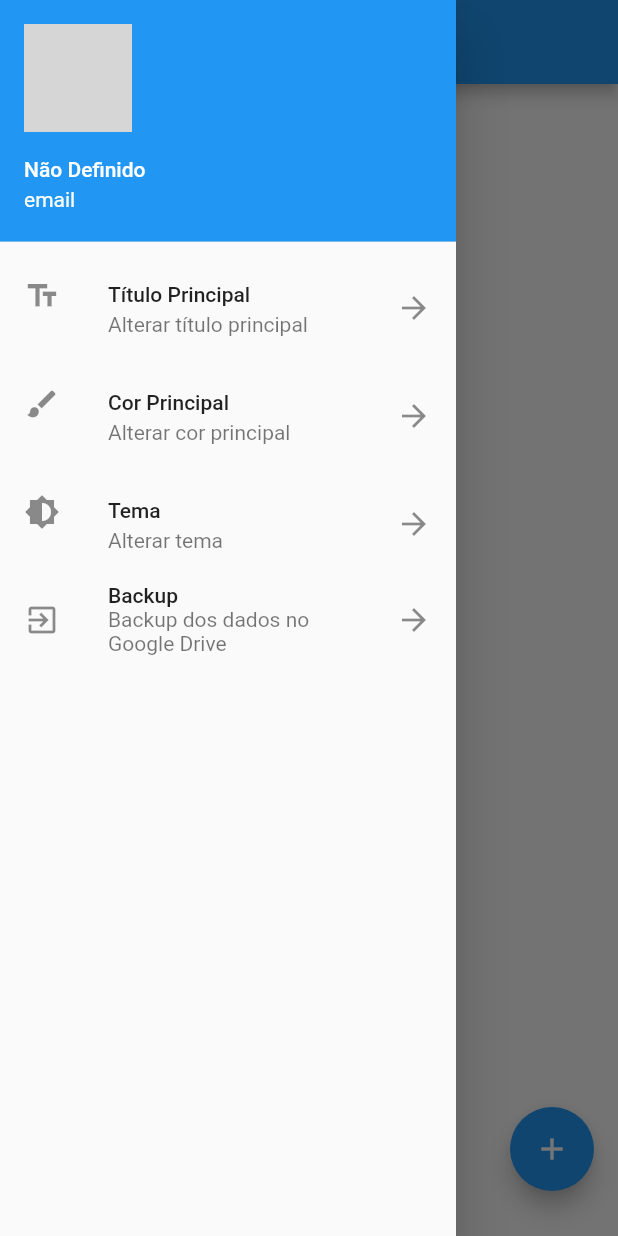
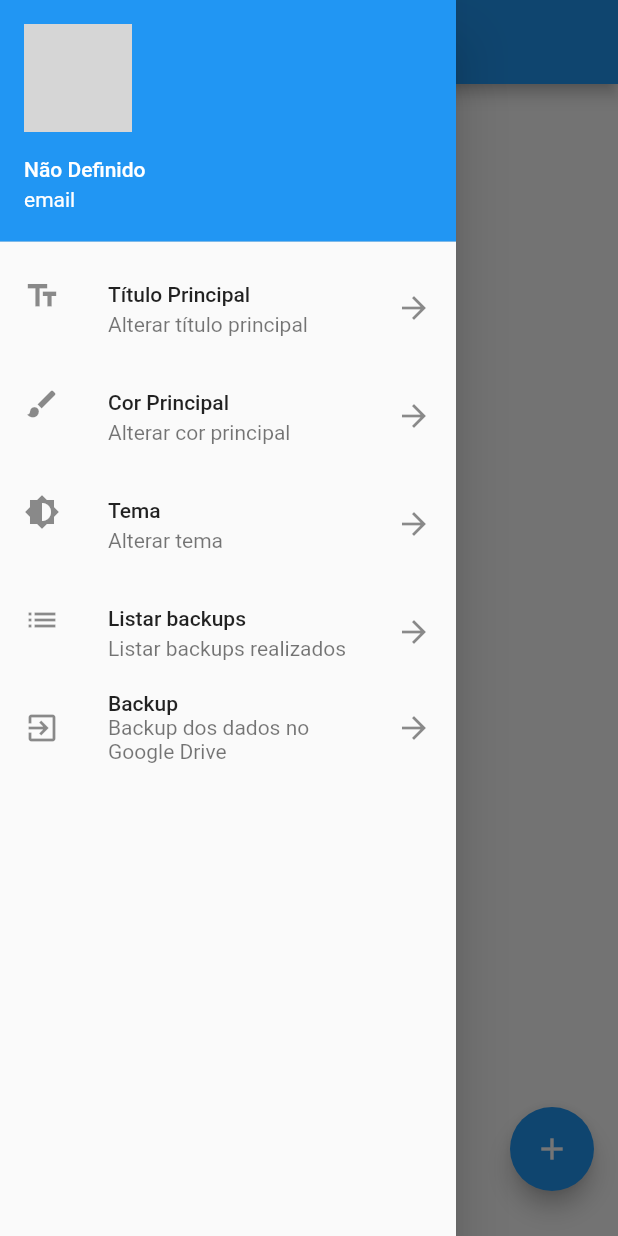
Before and after one commit to joao-salomao/jub-jub, a Flutter app: the ThinkList screen opened directly, with the side drawer open, on a phone screen of 412 x 824 dp. Run offline on Flutter 3.47's test engine with Material 2 defaults, Android fonts, the phone set to English and light mode, and no system bars; our stand-ins replace audioplayers, cached_network_image, chewie, dynamic_theme, file_picker, firebase_auth and 9 more; missing offline and left inert: flutter_material_color_picker, googleapis; accounts and stored records are empty; generated files the repository leaves out were written again; network calls fail; statements that could not run were skipped; grey boxes are pictures that could not be loaded.

Commit message:
Listando backups

```diff
--- a/lib/views/user/drawer_list.dart
+++ b/lib/views/user/drawer_list.dart
@@ -52,6 +52,13 @@ class _DrawerListState extends State<DrawerList> {
               subtitle: Text("Alterar tema"),
               trailing: Icon(Icons.arrow_forward),
               onTap: _changeBrightnessDialog,
+            ),
+            ListTile(
+              leading: Icon(Icons.list),
+              title: Text("Listar backups"),
+              subtitle: Text("Listar backups realizados"),
+              trailing: Icon(Icons.arrow_forward),
+              onTap: () => BackupService().list(),
             ),
             ListTile(
               leading: Icon(Icons.exit_to_app),
```
Also changed, not shown: lib/services/auth_service.dart (+6 -2 lines), lib/services/backup_service.dart (+6 -1 lines), lib/services/google_drive_service.dart (+23 -7 lines).
